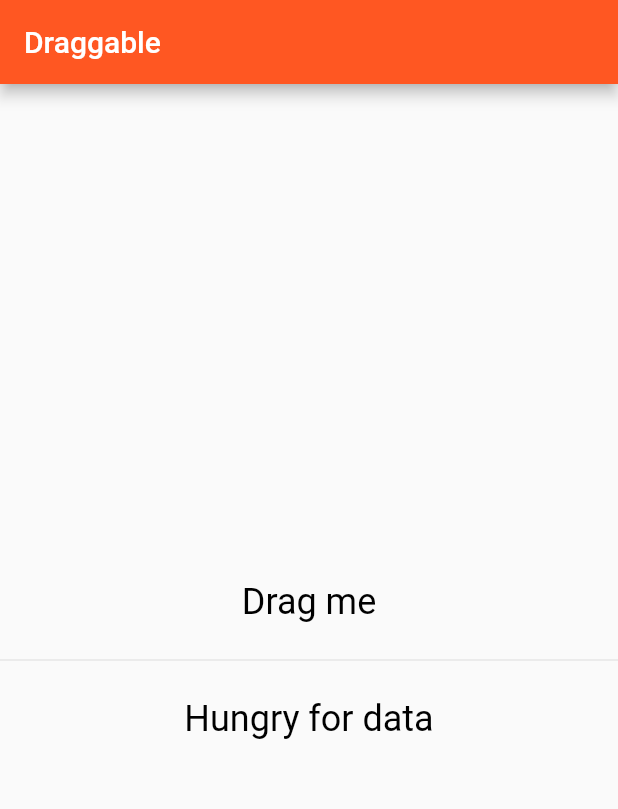
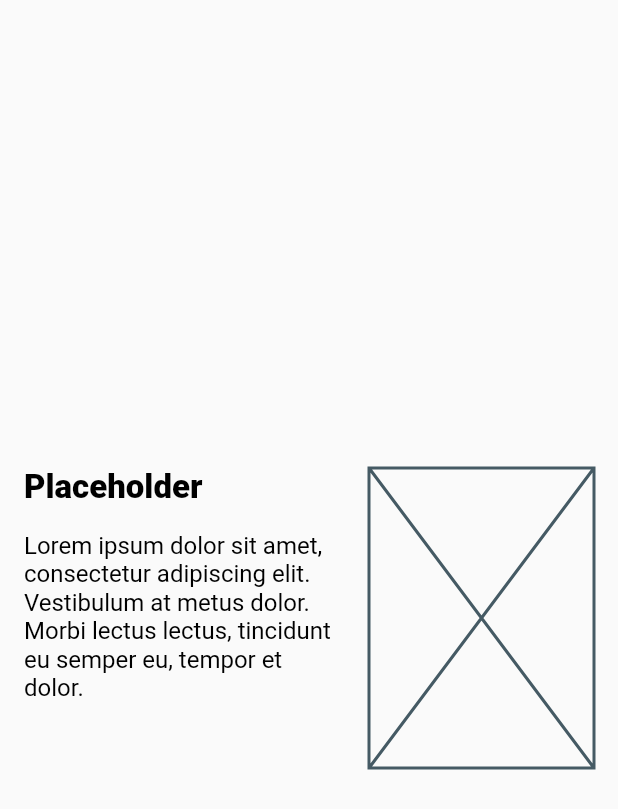
Before and after one commit to filiph/flutter_friday, a Flutter app: the screen it shows after launch, on a phone screen of 412 x 824 dp. Shown: the top 809 px of the screen. Run offline on Flutter 3.47's test engine with Material 2 defaults, Android fonts, the phone set to English and light mode, and no system bars.

Commit message:
Placeholder

```diff
--- a/lib/main.dart
+++ b/lib/main.dart
@@ -1,7 +1,11 @@
 import 'package:flutter/cupertino.dart';
 import 'package:flutter/material.dart';
+import 'package:flutter/services.dart';
 
-void main() => runApp(new MyApp());
+void main() {
+  SystemChrome.setSystemUIOverlayStyle(SystemUiOverlayStyle.dark);
+  runApp(new MyApp());
+}
 
 final bigStyle = TextStyle(
   fontSize: 32.0,
@@ -23,14 +27,16 @@ class MyAppState extends State<MyApp> {
   @override
   Widget build(BuildContext context) {
     return MaterialApp(
+      color: Colors.white,
         title: 'Flutter Demo',
         theme: new ThemeData(
           primarySwatch: Colors.deepOrange,
+          primaryColorBrightness: Brightness.light,
         ),
         home: Scaffold(
-          appBar: AppBar(
-            title: Text('Draggable'),
-          ),
+//          appBar: AppBar(
+//            title: Text('Draggable'),
+//          ),
           body: MyHomePage(),
 //          floatingActionButton: FloatingActionButton(
 //            onPressed: () {},
@@ -44,47 +50,35 @@ class MyHomePage extends StatelessWidget {
   @override
   Widget build(BuildContext context) {
     return DefaultTextStyle(
-      style: TextStyle(fontSize: 24.0, inherit: true, color: Colors.black),
+      style: TextStyle(fontSize: 16.0, inherit: true, color: Colors.black),
       child: Center(
+          child: Padding(
+            padding: const EdgeInsets.all(16.0),
+            child: SizedBox(
+        height: 200.0,
+        child: Row(
+            crossAxisAlignment: CrossAxisAlignment.start,
+            children: <Widget>[
+              Expanded(
                   child: Column(
-        mainAxisSize: MainAxisSize.min,
+                crossAxisAlignment: CrossAxisAlignment.start,
                 children: <Widget>[
-
-
-
-
-
-
-
-
-
-
-
-
-          Draggable(
-            feedback: Material(
-              color: Colors.transparent,
-              child: Text("Oooooh!"),
+                  Text(
+                    'Placeholder',
+                    style: TextStyle(fontSize: 22.0, fontWeight: FontWeight.w900),
                   ),
-            child: Text("Drag me"),
-            data: 42,
+                  SizedBox(height: 16.0,),
+                  Text(
+                      'Lorem ipsum dolor sit amet, consectetur adipiscing elit. Vestibulum at metus dolor. Morbi lectus lectus, tincidunt eu semper eu, tempor et dolor. '),
+                ],
+              )),
+              SizedBox(width: 16.0,),
+              Placeholder(
+                fallbackWidth: 150.0,
               ),
-
-          Divider(height: 50.0),
-
-          DragTarget<int>(
-            builder: (context, candidateData, rejectedData) =>
-                candidateData.isEmpty
-                    ? Text("Hungry for data")
-                    : Text("Looking forward to $candidateData"),
+            ],
         ),
-
-
-
-
-
-
-        ],
+      ),
           )),
     );
   }
```
Lines whose indentation alone changed are shown as unchanged.
